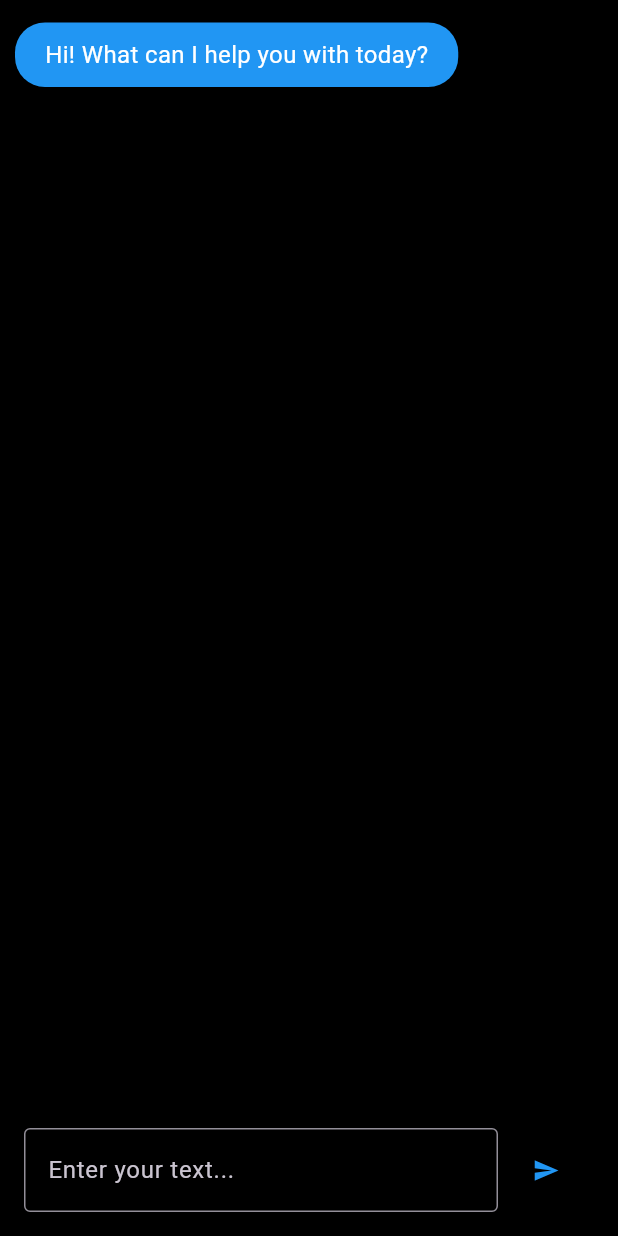
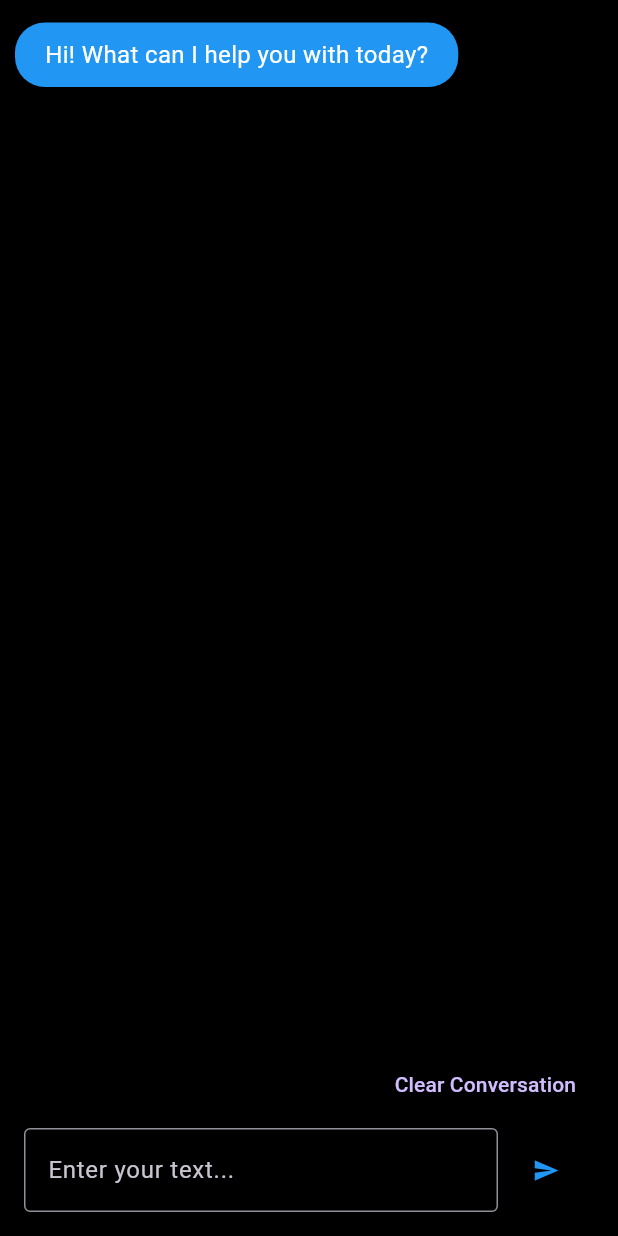
Before and after one commit to WeebNetsu/ollama_chat, a Flutter app: the screen it shows after launch, on a phone screen of 412 x 824 dp. Run offline on Flutter 3.47's test engine with Material 3 defaults, Android fonts, the phone set to English and light mode, and no system bars.

Commit message:
Allow messages clear

```diff
--- a/lib/views/chat/chat_view.dart
+++ b/lib/views/chat/chat_view.dart
@@ -72,6 +72,15 @@ class _ChatViewState extends State<ChatView> {
     });
   }
 
+  void clearMessages() {
+    setState(() {
+      _allMessages.clear();
+      _allMessages.add(
+        MessageModel('Hi! What can I help you with today?', bot: true),
+      );
+    });
+  }
+
   void _scrollToBottom() {
     _scrollController.animateTo(
       _scrollController.position.maxScrollExtent,
@@ -97,7 +106,7 @@ class _ChatViewState extends State<ChatView> {
         children: [
           ConstrainedBox(
             constraints: BoxConstraints(
-              maxHeight: MediaQuery.of(context).size.height - 100, // Adjust the height as per your requirements
+              maxHeight: MediaQuery.of(context).size.height - 110, // Adjust the height as per your requirements
             ),
             child: SingleChildScrollView(
               controller: _scrollController,
@@ -117,7 +126,11 @@ class _ChatViewState extends State<ChatView> {
               ),
             ),
           ),
-          InputSend(onPressed: sendMessage, controller: _messageController),
+          InputSend(
+            onPressed: sendMessage,
+            controller: _messageController,
+            onClear: clearMessages,
+          ),
         ],
       ),
     );
--- a/lib/widgets/input_send.dart
+++ b/lib/widgets/input_send.dart
@@ -2,8 +2,9 @@ import 'package:flutter/material.dart';
 
 class InputSend extends StatefulWidget {
   final void Function() onPressed;
+  final void Function()? onClear;
   final TextEditingController controller;
-  const InputSend({super.key, required this.onPressed, required this.controller});
+  const InputSend({super.key, required this.onPressed, required this.controller, this.onClear});
 
   @override
   State<InputSend> createState() => _InputSendState();
@@ -16,7 +17,22 @@ class _InputSendState extends State<InputSend> {
       alignment: Alignment.bottomCenter,
       child: Padding(
         padding: const EdgeInsets.all(16.0),
-        child: Row(
+        child: Column(
+          mainAxisAlignment: MainAxisAlignment.end,
+          children: [
+            widget.onClear != null
+                ? Row(
+                    mainAxisAlignment: MainAxisAlignment.end,
+                    children: [
+                      TextButton(
+                        onPressed: widget.onClear,
+                        child: const Text("Clear Conversation"),
+                      ),
+                    ],
+                  )
+                : Container(),
+            const SizedBox(height: 5),
+            Row(
               children: [
                 Expanded(
                   child: TextField(
@@ -39,6 +55,8 @@ class _InputSendState extends State<InputSend> {
                 ),
               ],
             ),
+          ],
+        ),
       ),
     );
   }
```
Also changed, not shown: 2 other files. Lines whose indentation alone changed are shown as unchanged.
